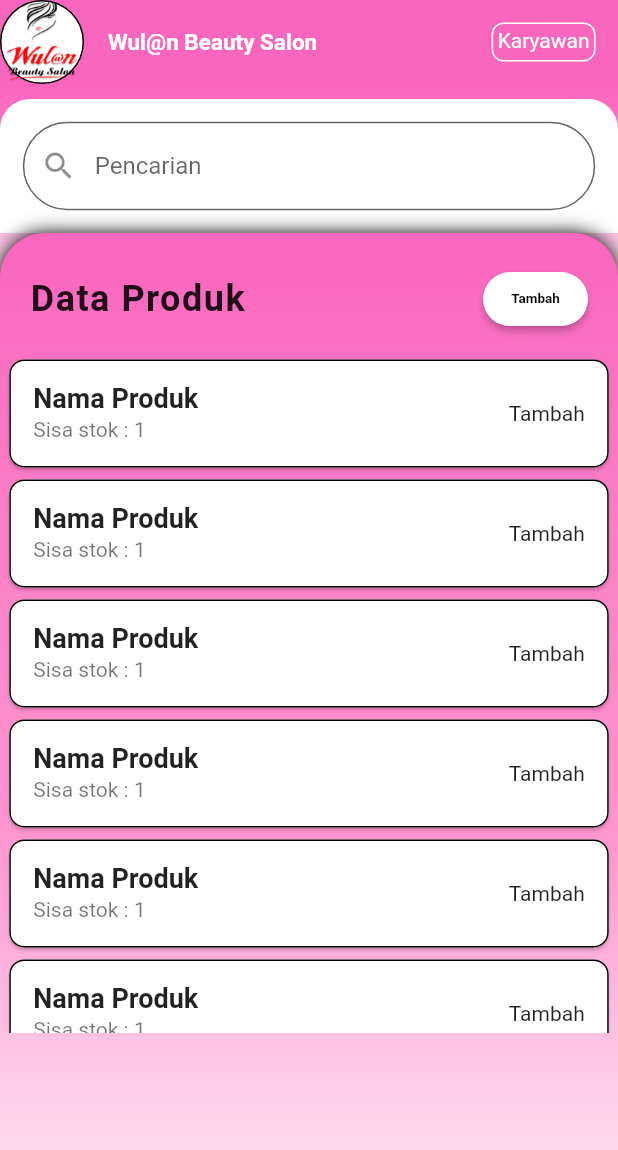
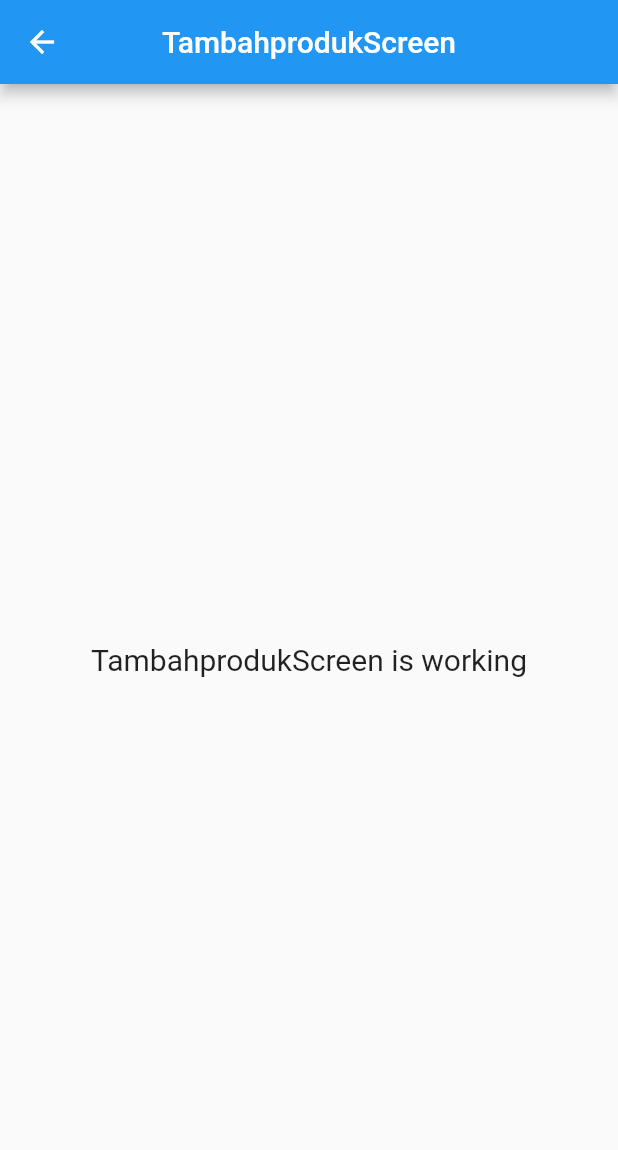
Before and after one commit to MmadIrfan/project_salon, a Flutter app: the HomeView screen opened by its route, after a tap on "Tambah", on a phone screen of 412 x 824 dp. Shown: the top 1150 px of the screen. Run offline on Flutter 3.47's test engine with Material 2 defaults, Android fonts, the phone set to English and light mode, and no system bars; our stand-ins replace get.

Commit message:
tambah produk

```diff
--- /dev/null
+++ b/lib/app/modules/home/tambahproduk/tambahproduk.screen.dart
@@ -0,0 +1,24 @@
+import 'package:flutter/material.dart';
+
+import 'package:get/get.dart';
+
+import 'controllers/tambahproduk.controller.dart';
+
+class TambahprodukScreen extends GetView<TambahprodukController> {
+  const TambahprodukScreen({Key? key}) : super(key: key);
+  @override
+  Widget build(BuildContext context) {
+    return Scaffold(
+      appBar: AppBar(
+        title: const Text('TambahprodukScreen'),
+        centerTitle: true,
+      ),
+      body: Center(
+        child: Text(
+          'TambahprodukScreen is working',
+          style: TextStyle(fontSize: 20),
+        ),
+      ),
+    );
+  }
+}
--- a/lib/app/modules/home/views/home_view.dart
+++ b/lib/app/modules/home/views/home_view.dart
@@ -1,6 +1,7 @@
 import 'package:flutter/material.dart';
 import 'package:get/get.dart';
 import '../controllers/home_controller.dart';
+import '../tambahproduk/tambahproduk.screen.dart';
 
 class HomeView extends GetView<HomeController> {
   const HomeView({Key? key}) : super(key: key);
@@ -144,7 +145,13 @@ class HomeView extends GetView<HomeController> {
                                       shape: RoundedRectangleBorder(
                                           borderRadius:
                                               BorderRadius.circular(50))),
-                                  onPressed: () {},
+                                  onPressed: () {
+                                    Navigator.push(
+                                        context,
+                                        MaterialPageRoute(
+                                            builder: (context) =>
+                                                const TambahprodukScreen()));
+                                  },
                                   child: const Text(
                                     'Tambah',
                                     style: TextStyle(
--- a/pubspec.yaml
+++ b/pubspec.yaml
@@ -12,6 +12,7 @@ dependencies:
     sdk: flutter
   getxbottombar: ^0.0.1
   syncfusion_flutter_datepicker: ^20.4.49
+  get_cli: ^1.8.1
 
 dev_dependencies:
   flutter_lints: ^2.0.0
```
Also changed, not shown: lib/app/modules/home/tambahproduk/controllers/tambahproduk.controller.dart (added, +23 -0 lines), pubspec.lock.
